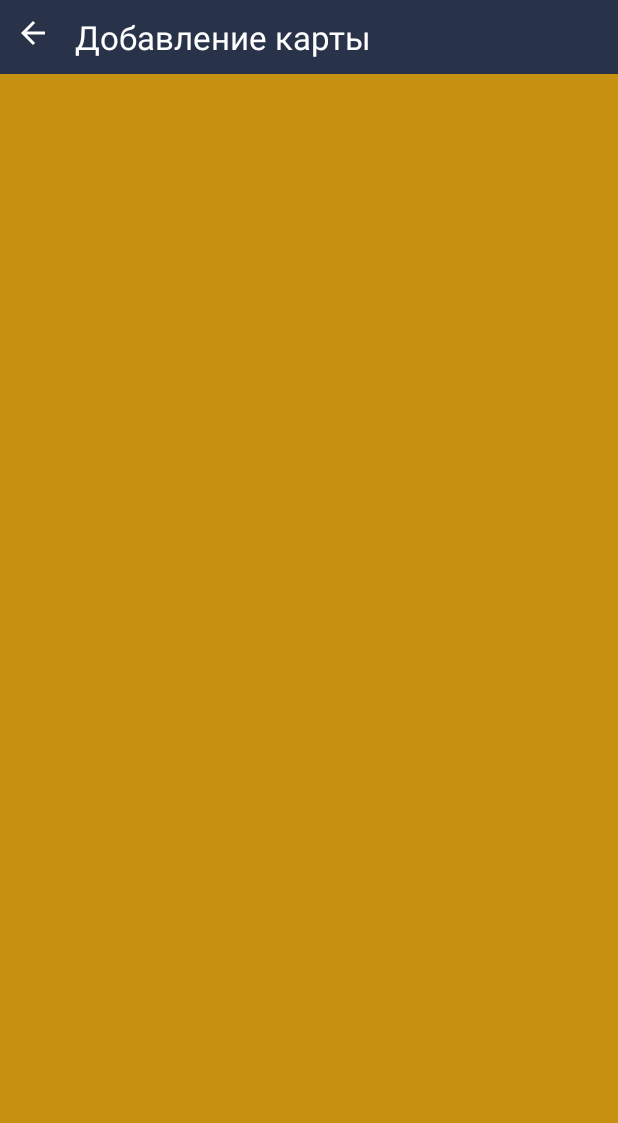
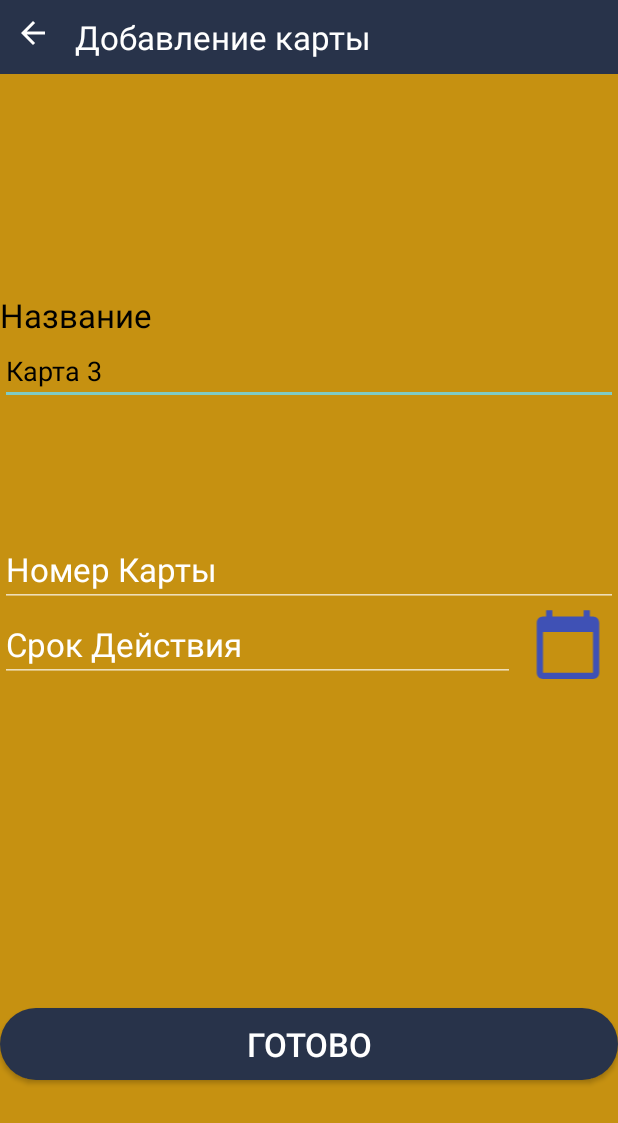
Before and after one commit to Maxerum/fastFoodApp, an Android app: the AddFormatCreditCard screen opened directly, with no data from a screen before it, on a phone screen of 412 x 824 dp. Shown: the top 1123 px of the screen. Run offline under Robolectric (Android 15) with nearby library versions, the phone set to English and light mode, and no system bars; Roboto replaces fonts that are not available here; 2 statements that could not run were skipped.

Commit message:
Add UI to addCreditCard page

```diff
--- /dev/null
+++ b/fastFoodApplication/app/src/main/res/drawable/dim4es_ic_baseline_calendar_today_24.xml
@@ -0,0 +1,5 @@
+<vector android:height="24dp" android:tint="#3F51B5"
+    android:viewportHeight="24" android:viewportWidth="24"
+    android:width="24dp" xmlns:android="http://schemas.android.com/apk/res/android">
+    <path android:fillColor="@android:color/white" android:pathData="M20,3h-1L19,1h-2v2L7,3L7,1L5,1v2L4,3c-1.1,0 -2,0.9 -2,2v16c0,1.1 0.9,2 2,2h16c1.1,0 2,-0.9 2,-2L22,5c0,-1.1 -0.9,-2 -2,-2zM20,21L4,21L4,8h16v13z"/>
+</vector>
--- a/fastFoodApplication/app/src/main/res/layout/dim4es_activity_add_format_credit_card.xml
+++ b/fastFoodApplication/app/src/main/res/layout/dim4es_activity_add_format_credit_card.xml
@@ -11,6 +11,91 @@
         android:id="@+id/include"
         layout="@layout/dim4es_toolbar_for_credit_card" />
 
+    <LinearLayout
+        android:layout_width="match_parent"
+        android:layout_height="wrap_content"
+        android:orientation="vertical"
+        app:layout_constraintBottom_toBottomOf="parent"
+        app:layout_constraintEnd_toEndOf="parent"
+        app:layout_constraintStart_toStartOf="parent"
+        app:layout_constraintTop_toTopOf="parent"
+        app:layout_constraintVertical_bias="0.261">
+        <TextView
+            android:layout_width="wrap_content"
+            android:layout_height="wrap_content"
+            android:text="Название"
+            android:textSize="22dp"
+            android:textColor="@color/black"/>
+        <EditText
+            android:id="@+id/cardNameEditText"
+            android:layout_width="match_parent"
+            android:layout_height="wrap_content"
+            android:text="Карта 3"
+            android:textColor="@color/black"/>
+    </LinearLayout>
+
+    <RelativeLayout
+        android:id="@+id/relativeLayout"
+        android:layout_width="match_parent"
+        android:layout_height="115dp"
+        app:layout_constraintBottom_toBottomOf="parent"
+        app:layout_constraintEnd_toEndOf="parent"
+        app:layout_constraintStart_toStartOf="parent"
+        app:layout_constraintTop_toTopOf="@+id/include">
+
+        <LinearLayout
+            android:id="@+id/topLayout"
+            android:layout_width="match_parent"
+            android:layout_height="wrap_content">
+
+            <EditText
+                android:id="@+id/cardNumberEditText"
+                android:inputType=""
+                android:layout_width="match_parent"
+                android:layout_height="wrap_content"
+                android:text="Номер Карты"
+                android:textSize="22dp" />
+        </LinearLayout>
+
+        <LinearLayout
+            android:layout_width="match_parent"
+            android:layout_height="wrap_content"
+            android:layout_below="@+id/topLayout"
+            android:orientation="horizontal">
+
+            <EditText
+                android:id="@+id/cardValidDate"
+                android:layout_width="match_parent"
+                android:layout_height="wrap_content"
+                android:layout_weight="1"
+                android:text="Срок Действия"
+                android:textSize="22dp" />
+
+            <ImageView
+                android:id="@+id/chooseDateImageView"
+                android:layout_width="match_parent"
+                android:layout_height="match_parent"
+                android:layout_marginStart="2dp"
+                android:layout_toEndOf="@+id/textSrok"
+                android:layout_weight="5"
+                android:src="@drawable/dim4es_ic_baseline_calendar_today_24" />
+        </LinearLayout>
+    </RelativeLayout>
+
+    <Button
+        android:id="@+id/readyButton"
+        android:layout_width="match_parent"
+        android:layout_height="wrap_content"
+        android:background="@drawable/dim4es_button_shape_blue"
+        android:text="Готово"
+        android:textSize="22dp"
+
+        app:layout_constraintBottom_toBottomOf="parent"
+        app:layout_constraintEnd_toEndOf="parent"
+        app:layout_constraintHorizontal_bias="0.0"
+        app:layout_constraintStart_toStartOf="parent"
+        app:layout_constraintTop_toTopOf="parent"
+        app:layout_constraintVertical_bias="0.866" />
 
 
 </androidx.constraintlayout.widget.ConstraintLayout>
```
